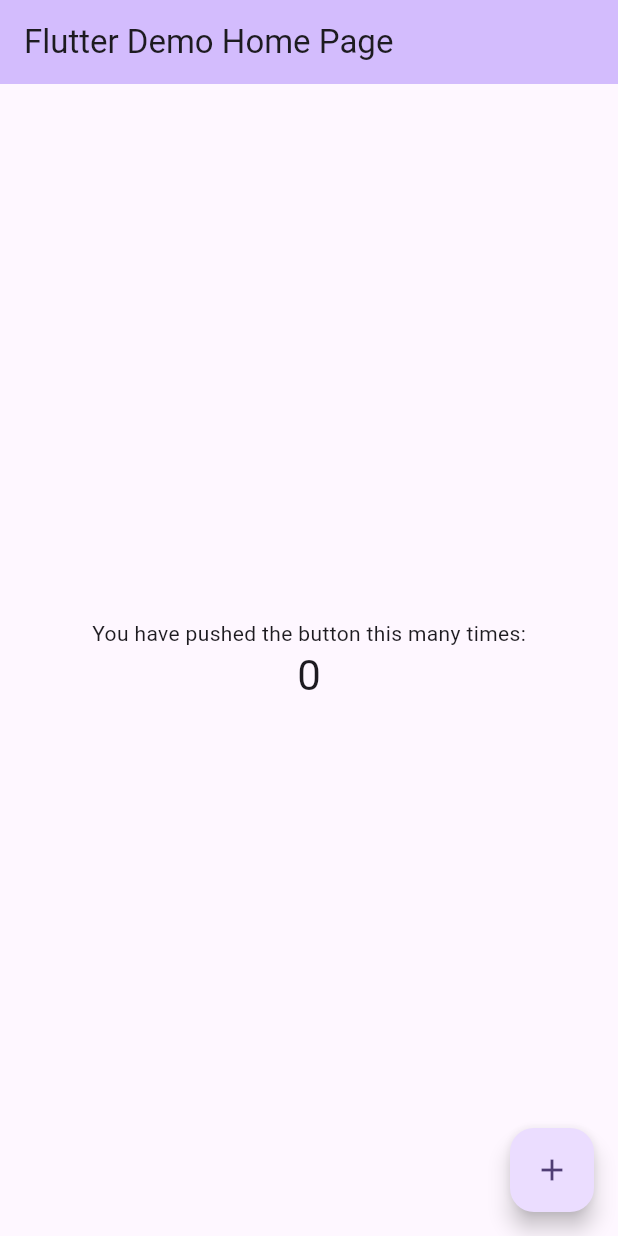
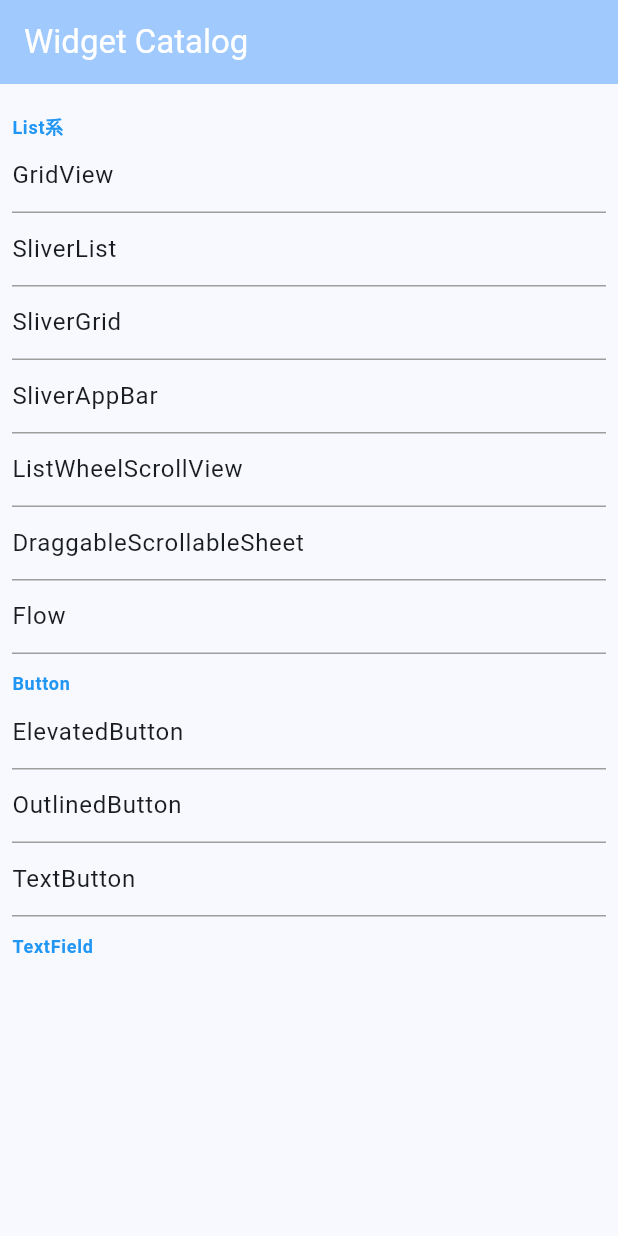
Before and after one commit to rikuyu/my_widget_catalog, a Flutter app: the screen it shows after launch, on a phone screen of 412 x 824 dp. Run offline on Flutter 3.47's test engine with Material 2 defaults, Android fonts, the phone set to English and light mode, and no system bars.

Commit message:
create main catalog screen

```diff
--- /dev/null
+++ b/lib/catalog_item.dart
@@ -0,0 +1,44 @@
+import 'package:flutter/material.dart';
+
+abstract class CatalogItem {
+  Widget buildTitle(BuildContext context);
+}
+
+class CategoryTitle implements CatalogItem {
+  const CategoryTitle({required this.title});
+  final String title;
+
+  @override
+  Widget buildTitle(BuildContext context) {
+    return Padding(
+      padding: const EdgeInsets.only(top: 12.0),
+      child: Text(
+        title,
+        style: Theme.of(context).textTheme.labelMedium?.copyWith(
+              color: Colors.blue,
+              fontWeight: FontWeight.bold,
+            ),
+      ),
+    );
+  }
+}
+
+class WidgetItem implements CatalogItem {
+  const WidgetItem({required this.title});
+  final String title;
+
+  @override
+  Widget buildTitle(BuildContext context) {
+    return Container(
+      decoration: const BoxDecoration(
+          border: Border(bottom: BorderSide(color: Colors.grey))),
+      child: Padding(
+        padding: const EdgeInsets.symmetric(vertical: 12.0),
+        child: Text(
+          title,
+          style: Theme.of(context).textTheme.bodyLarge,
+        ),
+      ),
+    );
+  }
+}
--- /dev/null
+++ b/lib/catalog_list_screen.dart
@@ -0,0 +1,45 @@
+import 'package:flutter/material.dart';
+import 'package:my_widget_catalog/catalog_item.dart';
+
+class MyWidgetCatalog extends StatelessWidget {
+  const MyWidgetCatalog({super.key});
+
+  @override
+  Widget build(BuildContext context) {
+    return Scaffold(
+      appBar: AppBar(
+        title: const Text(
+          "Widget Catalog",
+          style: TextStyle(color: Colors.white),
+        ),
+        backgroundColor: Theme.of(context).colorScheme.inversePrimary,
+      ),
+      body: Padding(
+        padding: const EdgeInsets.all(8.0),
+        child: ListView(
+          children: [
+            // List系
+            const CategoryTitle(title: "List系").buildTitle(context),
+            const WidgetItem(title: "GridView").buildTitle(context),
+            const WidgetItem(title: "SliverList").buildTitle(context),
+            const WidgetItem(title: "SliverGrid").buildTitle(context),
+            const WidgetItem(title: "SliverAppBar").buildTitle(context),
+            const WidgetItem(title: "ListWheelScrollView").buildTitle(context),
+            const WidgetItem(title: "DraggableScrollableSheet")
+                .buildTitle(context),
+            const WidgetItem(title: "Flow").buildTitle(context),
+
+            // Button系
+            const CategoryTitle(title: "Button").buildTitle(context),
+            const WidgetItem(title: "ElevatedButton").buildTitle(context),
+            const WidgetItem(title: "OutlinedButton").buildTitle(context),
+            const WidgetItem(title: "TextButton").buildTitle(context),
+
+            // TextField系
+            const CategoryTitle(title: "TextField").buildTitle(context),
+          ],
+        ),
+      ),
+    );
+  }
+}
--- a/lib/main.dart
+++ b/lib/main.dart
@@ -1,69 +1,23 @@
 import 'package:flutter/material.dart';
+import 'package:my_widget_catalog/catalog_list_screen.dart';
 
 void main() {
-  runApp(const MyApp());
+  runApp(const MyWidgetCatalogApp());
 }
 
-class MyApp extends StatelessWidget {
-  const MyApp({super.key});
+class MyWidgetCatalogApp extends StatelessWidget {
+  const MyWidgetCatalogApp({super.key});
 
   @override
   Widget build(BuildContext context) {
     return MaterialApp(
-      title: 'Flutter Demo',
+      debugShowCheckedModeBanner: false,
+      title: 'Widget Catalog',
       theme: ThemeData(
-        colorScheme: ColorScheme.fromSeed(seedColor: Colors.deepPurple),
+        colorScheme: ColorScheme.fromSeed(seedColor: Colors.blue),
         useMaterial3: true,
       ),
-      home: const MyHomePage(title: 'Flutter Demo Home Page'),
+      home: const MyWidgetCatalog(),
     );
   }
 }
-
-class MyHomePage extends StatefulWidget {
-  const MyHomePage({super.key, required this.title});
-
-  final String title;
-
-  @override
-  State<MyHomePage> createState() => _MyHomePageState();
-}
-
-class _MyHomePageState extends State<MyHomePage> {
-  int _counter = 0;
-
-  void _incrementCounter() {
-    setState(() {
-      _counter++;
-    });
-  }
-
-  @override
-  Widget build(BuildContext context) {
-    return Scaffold(
-      appBar: AppBar(
-        backgroundColor: Theme.of(context).colorScheme.inversePrimary,
-        title: Text(widget.title),
-      ),
-      body: Center(
-        child: Column(
-          mainAxisAlignment: MainAxisAlignment.center,
-          children: <Widget>[
-            const Text(
-              'You have pushed the button this many times:',
-            ),
-            Text(
-              '$_counter',
-              style: Theme.of(context).textTheme.headlineMedium,
-            ),
-          ],
-        ),
-      ),
-      floatingActionButton: FloatingActionButton(
-        onPressed: _incrementCounter,
-        tooltip: 'Increment',
-        child: const Icon(Icons.add),
-      ),
-    );
-  }
-}
```
